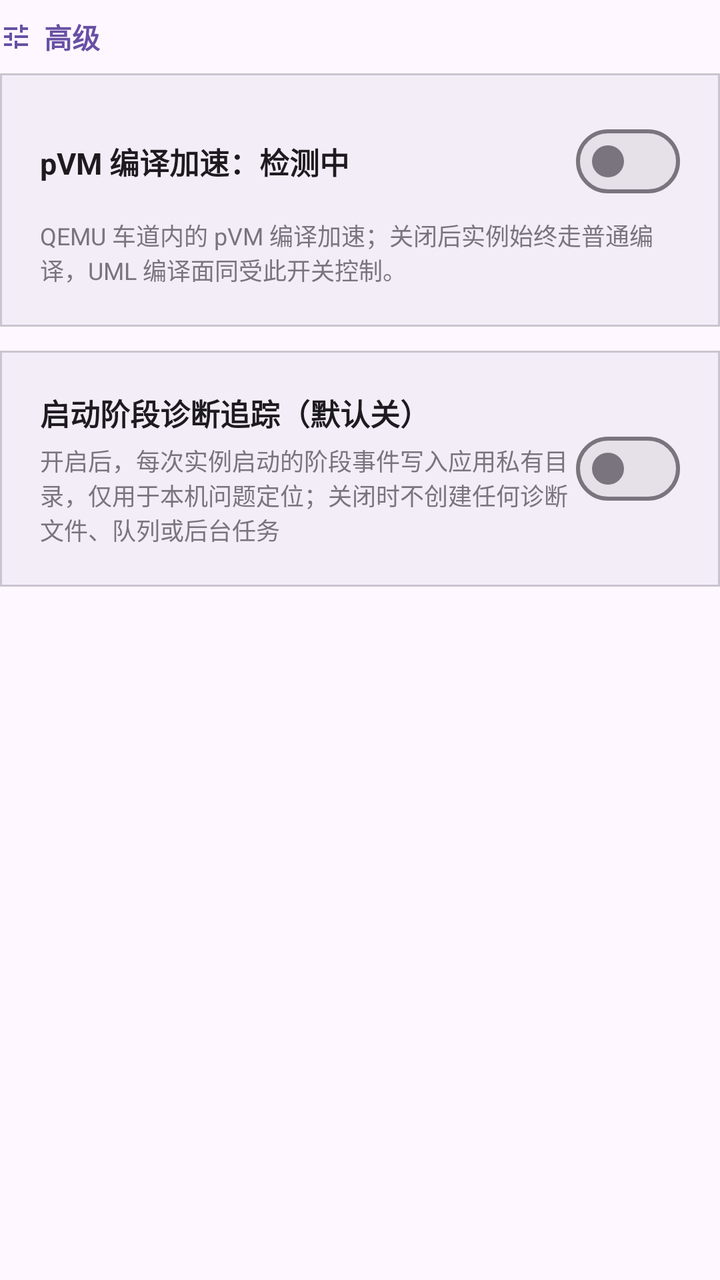
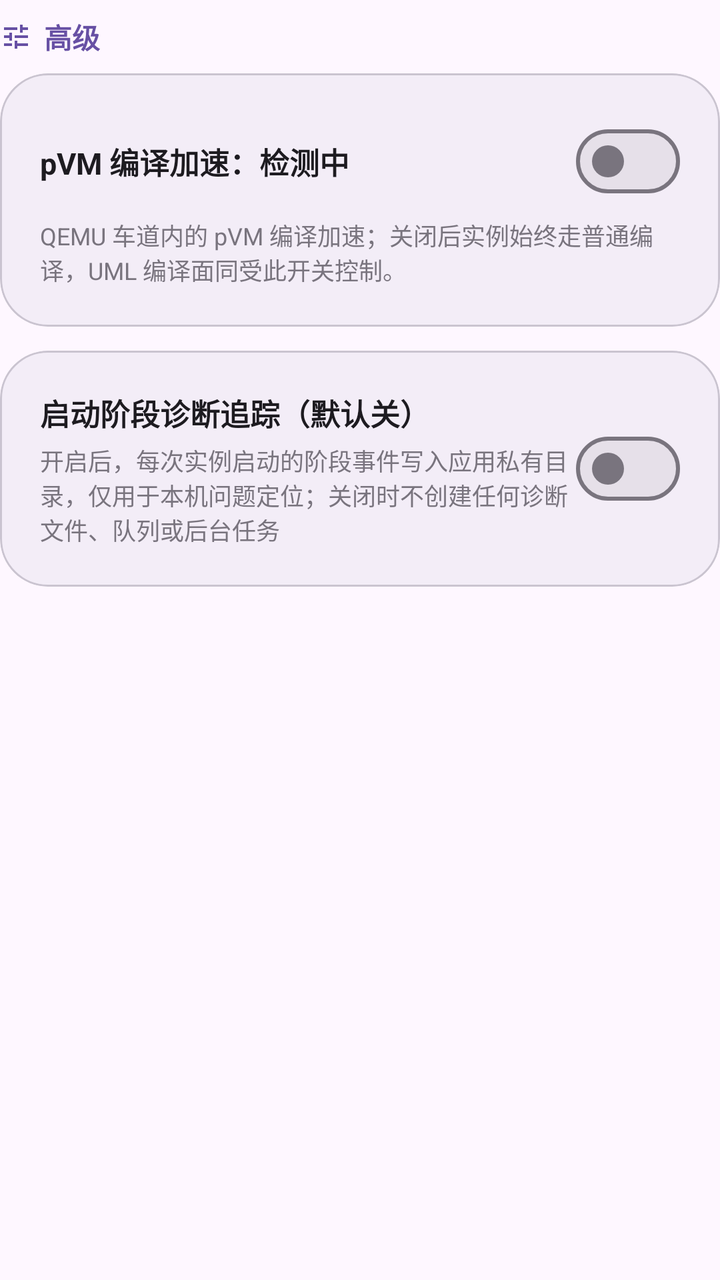

The first picture is an Android layout as it rendered before a commit; the second is the same layout after the commit. The layout source and the unified diff follow.
<!-- AndroidManifest.xml: application theme Theme.Orchestella -->
<!-- res/layout/layout_settings_section_advanced.xml -->
<?xml version="1.0" encoding="utf-8"?>
<LinearLayout xmlns:android="http://schemas.android.com/apk/res/android"
    xmlns:app="http://schemas.android.com/apk/res-auto"
    android:layout_width="match_parent"
    android:layout_height="wrap_content"
    android:orientation="vertical">

    <LinearLayout
        style="@style/Widget.Orchestella.InlineIconRow"
        android:layout_width="wrap_content"
        android:layout_height="wrap_content"
        android:layout_marginTop="@dimen/oe_space_sm"
        android:layout_marginBottom="@dimen/oe_space_sm">

        <ImageView
            style="@style/Widget.Orchestella.InlineIcon"
            app:srcCompat="@drawable/ic_sym_tune"
            app:tint="?attr/colorPrimary" />

        <TextView
            android:layout_width="wrap_content"
            android:layout_height="wrap_content"
            android:text="@string/settings_section_advanced_title"
            android:textSize="14sp"
            android:textStyle="bold"
            android:textColor="?attr/colorPrimary" />
    </LinearLayout>

    <com.google.android.material.card.MaterialCardView
        android:id="@+id/card_settings_accelerator"
        android:layout_width="match_parent"
        android:layout_height="wrap_content"
        app:cardCornerRadius="0dp"
        app:cardElevation="0dp"
        app:strokeWidth="1dp"
        app:strokeColor="?attr/colorOutlineVariant"
        app:cardBackgroundColor="?attr/colorSurfaceContainer">

        <LinearLayout
            android:layout_width="match_parent"
            android:layout_height="wrap_content"
            android:orientation="vertical"
            android:padding="@dimen/oe_space_xl">

            <LinearLayout
                android:layout_width="match_parent"
                android:layout_height="wrap_content"
                android:orientation="horizontal"
                android:gravity="center_vertical">

                <TextView
                    android:id="@+id/txt_settings_accel_status"
                    android:layout_width="0dp"
                    android:layout_height="wrap_content"
                    android:layout_weight="1"
                    android:text="pVM 编译加速：检测中"
                    android:textSize="15sp"
                    android:textStyle="bold"
                    android:textColor="?attr/colorOnSurface" />

                <com.google.android.material.materialswitch.MaterialSwitch
                    android:id="@+id/switch_settings_accel_lane"
                    android:layout_width="wrap_content"
                    android:layout_height="wrap_content"
                    android:minWidth="48dp"
                    android:minHeight="48dp"
                    android:contentDescription="pVM 编译加速"
                    android:checked="false" />
            </LinearLayout>

            <TextView
                android:layout_width="wrap_content"
                android:layout_height="wrap_content"
                android:layout_marginTop="@dimen/oe_space_xs"
                android:text="@string/settings_accel_lane_subtitle"
                android:textSize="12sp"
                android:textColor="?attr/colorOutline" />

        </LinearLayout>
    </com.google.android.material.card.MaterialCardView>

    <com.google.android.material.card.MaterialCardView
        android:id="@+id/card_settings_diagnostics"
        android:layout_width="match_parent"
        android:layout_height="wrap_content"
        android:layout_marginTop="@dimen/oe_card_gap"
        app:cardCornerRadius="0dp"
        app:cardElevation="0dp"
        app:strokeWidth="1dp"
        app:strokeColor="?attr/colorOutlineVariant"
        app:cardBackgroundColor="?attr/colorSurfaceContainer">

        <LinearLayout
            android:layout_width="match_parent"
            android:layout_height="wrap_content"
            android:orientation="vertical"
            android:padding="@dimen/oe_space_xl">

            <LinearLayout
                android:layout_width="match_parent"
                android:layout_height="wrap_content"
                android:orientation="horizontal"
                android:gravity="center_vertical">

                <LinearLayout
                    android:layout_width="0dp"
                    android:layout_height="wrap_content"
                    android:layout_weight="1"
                    android:orientation="vertical">

                    <TextView
                        android:layout_width="wrap_content"
                        android:layout_height="wrap_content"
                        android:text="@string/settings_stage_trace_diag_title"
                        android:textSize="15sp"
                        android:textStyle="bold"
                        android:textColor="?attr/colorOnSurface" />

                    <TextView
                        android:layout_width="wrap_content"
                        android:layout_height="wrap_content"
                        android:layout_marginTop="@dimen/oe_space_xs"
                        android:text="@string/settings_stage_trace_diag_desc"
                        android:textSize="12sp"
                        android:textColor="?attr/colorOutline" />
                </LinearLayout>

                <com.google.android.material.materialswitch.MaterialSwitch
                    android:id="@+id/switch_settings_stage_trace"
                    android:layout_width="wrap_content"
                    android:layout_height="wrap_content"
                    android:minWidth="48dp"
                    android:minHeight="48dp"
                    android:contentDescription="@string/settings_stage_trace_diag_title"
                    android:checked="false" />
            </LinearLayout>

        </LinearLayout>
    </com.google.android.material.card.MaterialCardView>

</LinearLayout>
<!-- resources referenced by this layout -->
<resources>
  <dimen name="oe_card_gap">12dp</dimen>
  <dimen name="oe_space_sm">8dp</dimen>
  <dimen name="oe_space_xl">20dp</dimen>
  <dimen name="oe_space_xs">4dp</dimen>
  <!-- drawable ic_sym_tune (drawable) -->
  <vector xmlns:android="http://schemas.android.com/apk/res/android"
      android:width="24dp"
      android:height="24dp"
      android:viewportWidth="960"
      android:viewportHeight="960">
    
    <group android:translateY="960">
      <path
          android:fillColor="?android:attr/colorControlNormal"
          android:pathData="M440-120v-240h80v80h320v80H520v80h-80Zm-320-80v-80h240v80H120Zm160-160v-80H120v-80h160v-80h80v240h-80Zm160-80v-80h400v80H440Zm160-160v-240h80v80h160v80H680v80h-80Zm-480-80v-80h400v80H120Z" />
    </group>
  </vector>
  <string name="settings_accel_lane_subtitle">QEMU 车道内的 pVM 编译加速；关闭后实例始终走普通编译，UML 编译面同受此开关控制。</string>
  <string name="settings_section_advanced_title">高级</string>
  <string name="settings_stage_trace_diag_desc">开启后，每次实例启动的阶段事件写入应用私有目录，仅用于本机问题定位；关闭时不创建任何诊断文件、队列或后台任务</string>
  <string name="settings_stage_trace_diag_title">启动阶段诊断追踪（默认关）</string>
  <style name="Widget.Orchestella.InlineIcon" parent="">
          <item name="android:layout_width">@dimen/oe_icon_inline</item>
          <item name="android:layout_height">@dimen/oe_icon_inline</item>
          <item name="android:layout_marginEnd">@dimen/oe_icon_inline_gap</item>
          <item name="android:scaleType">centerInside</item>
          <item name="android:importantForAccessibility">no</item>
      </style>
  <style name="Widget.Orchestella.InlineIconRow" parent="">
          <item name="android:layout_width">wrap_content</item>
          <item name="android:layout_height">wrap_content</item>
          <item name="android:orientation">horizontal</item>
          <item name="android:gravity">center_vertical</item>
      </style>
  <style name="Theme.Orchestella" parent="Theme.Material3.DayNight.NoActionBar">
          <item name="android:fontFamily">sans-serif</item>
          <item name="android:windowActionModeOverlay">true</item>
          <item name="android:statusBarColor">@android:color/transparent</item>
          <item name="android:navigationBarColor">@android:color/transparent</item>
          
          <item name="android:windowAnimationStyle">@style/Animation.Orchestella.Activity</item>
          
          <item name="materialAlertDialogTheme">@style/ThemeOverlay.Orchestella.MaterialAlertDialog</item>
      </style>
  <dimen name="oe_icon_inline">16dp</dimen>
  <dimen name="oe_icon_inline_gap">6dp</dimen>
  <style name="ThemeOverlay.Orchestella.MaterialAlertDialog" parent="ThemeOverlay.Material3.MaterialAlertDialog">
          <item name="android:windowAnimationStyle">@style/Animation.Orchestella.Dialog</item>
      </style>
  <style name="Animation.Orchestella.Dialog" parent="@android:style/Animation.Dialog">
          <item name="android:windowEnterAnimation">@anim/oe_dialog_fade_enter</item>
          <item name="android:windowExitAnimation">@anim/oe_dialog_fade_exit</item>
      </style>
  <!-- unchanged entries left out for length: 1 -->
</resources>

<!-- the commit's change to res/layout/layout_settings_section_advanced.xml (unified diff, before → after) -->
@@ -30,7 +30,7 @@
         android:id="@+id/card_settings_accelerator"
         android:layout_width="match_parent"
         android:layout_height="wrap_content"
-        app:cardCornerRadius="0dp"
+        app:cardCornerRadius="@dimen/oe_corner_card"
         app:cardElevation="0dp"
         app:strokeWidth="1dp"
         app:strokeColor="?attr/colorOutlineVariant"
@@ -84,7 +84,7 @@
         android:layout_width="match_parent"
         android:layout_height="wrap_content"
         android:layout_marginTop="@dimen/oe_card_gap"
-        app:cardCornerRadius="0dp"
+        app:cardCornerRadius="@dimen/oe_corner_card"
         app:cardElevation="0dp"
         app:strokeWidth="1dp"
         app:strokeColor="?attr/colorOutlineVariant"
<!-- resource entries referenced after the edit -->
@@ -1,6 +1,7 @@
 <!-- resources referenced by this layout -->
 <resources>
   <dimen name="oe_card_gap">12dp</dimen>
+  <dimen name="oe_corner_card">24dp</dimen>
   <dimen name="oe_space_sm">8dp</dimen>
   <dimen name="oe_space_xl">20dp</dimen>
   <dimen name="oe_space_xs">4dp</dimen>
